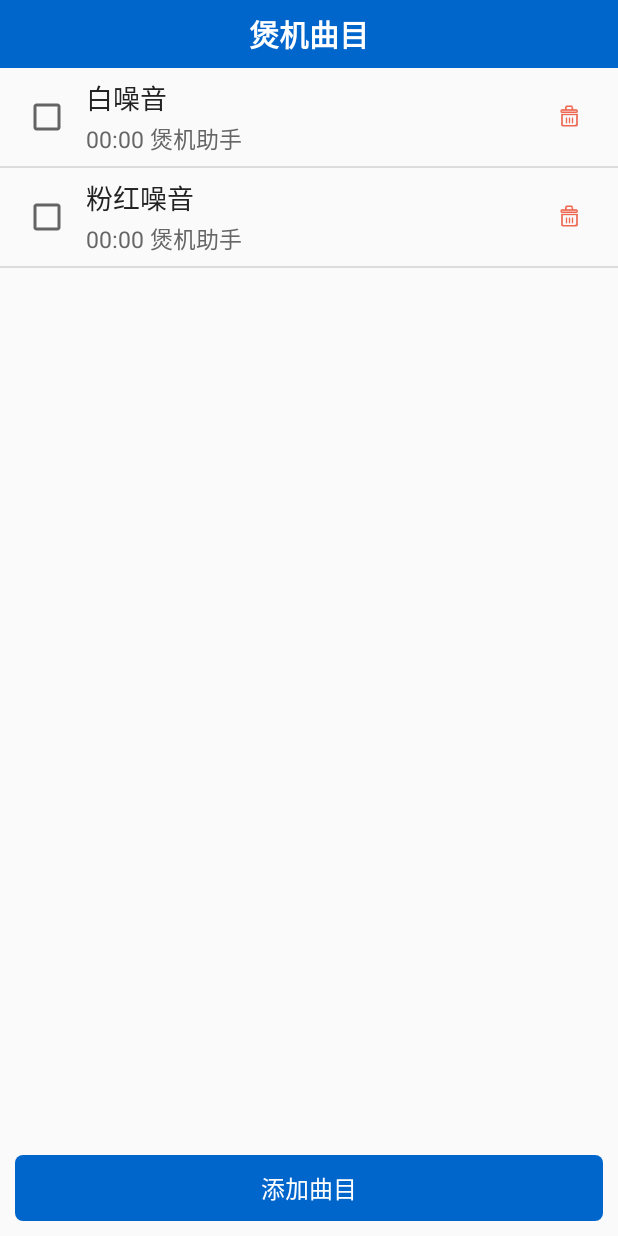
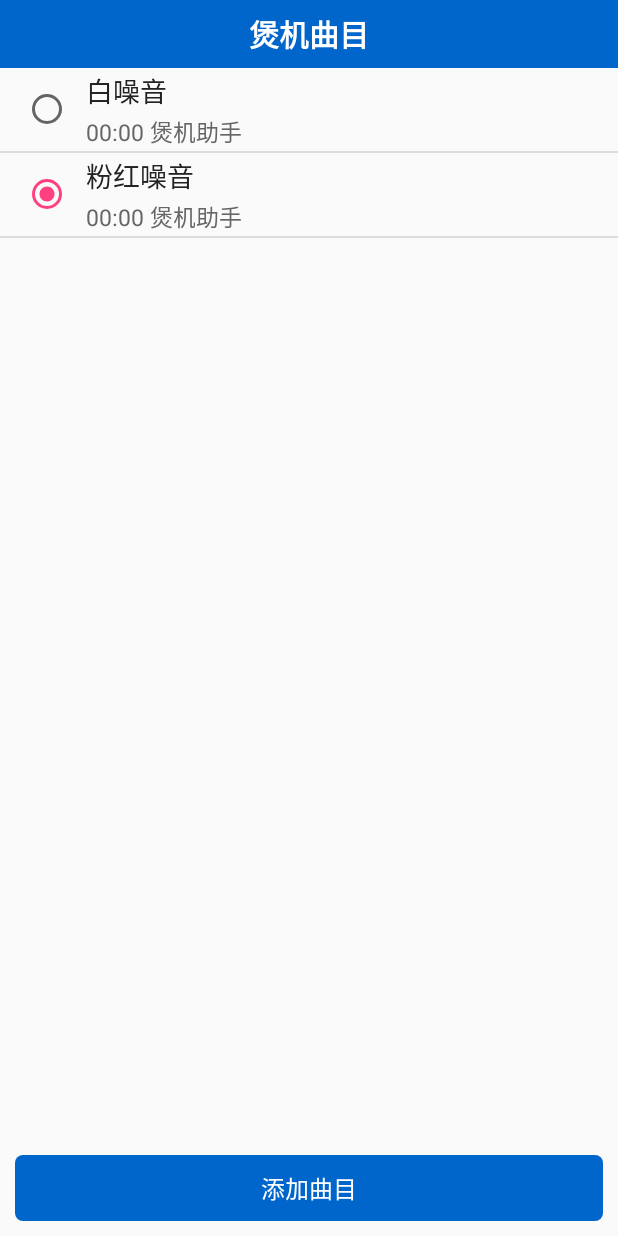
Before and after one commit to rabbitjason/BurninAssistant, an Android app: the screen it shows after launch (MusicActivity), after a tap on "更多", on a phone screen of 412 x 824 dp. Run offline under Robolectric (Android 15) with nearby library versions, the phone set to English and light mode, and no system bars; pictures from the network do not load; 1 statement that could not run was skipped.

Commit message:
add function

```diff
--- a/app/src/main/java/com/bugsbunny/burninassistant/MainActivity.java
+++ b/app/src/main/java/com/bugsbunny/burninassistant/MainActivity.java
@@ -61,7 +61,6 @@ public class MainActivity extends BaseActivity implements IPlanView, View.OnClic
         initView();
         initVolumeSeekBar();
         planPresenter.load();
-        bindData();
 
         Intent intent = new Intent(this, MusicService.class);
         bindService(intent, conn, Context.BIND_AUTO_CREATE);
@@ -80,7 +79,6 @@ public class MainActivity extends BaseActivity implements IPlanView, View.OnClic
                 audioManager.setStreamVolume(AudioManager.STREAM_SYSTEM, progress, 0);
                 audioManager.setStreamVolume(AudioManager.STREAM_MUSIC, progress, 0);
                 currentVolume = audioManager.getStreamVolume(AudioManager.STREAM_MUSIC);
-                //seekBar.setProgress(currentVolume);
             }
 
             @Override
@@ -123,13 +121,6 @@ public class MainActivity extends BaseActivity implements IPlanView, View.OnClic
         tvMusicName = (TextView) findViewById(R.id.tvMusicName);
     }
 
-    private void bindData() {
-        long lastTime = PreferenceManager.getLastTime();
-        tvLastTime.setText(AndroidTools.getTimeDescription(lastTime));
-
-        long totalTime = PreferenceManager.getTotalTime();
-        tvTotalTime.setText(AndroidTools.getTimeDescription(totalTime));
-    }
 
     private void initWebView() {
         myWebView = (WebView) findViewById(R.id.webView);
@@ -175,6 +166,16 @@ public class MainActivity extends BaseActivity implements IPlanView, View.OnClic
     }
 
     @Override
+    public void showTotalTime(long ms) {
+        tvTotalTime.setText(AndroidTools.getTimeDescription(ms));
+    }
+
+    @Override
+    public void showLastTime(long tm) {
+        tvLastTime.setText(AndroidTools.getTimeDescription(tm));
+    }
+
+    @Override
     public void onClick(View v) {
         Intent intent;
         int hour;
@@ -201,7 +202,7 @@ public class MainActivity extends BaseActivity implements IPlanView, View.OnClic
                 }
                 break;
             case R.id.btnReset:
-                planPresenter.stopCountdown();
+                //planPresenter.stopCountdown();
                 break;
             case R.id.llMusicMore:
                 MusicActivity.actionStart(this);
@@ -226,6 +227,7 @@ public class MainActivity extends BaseActivity implements IPlanView, View.OnClic
     @Override
     protected void onDestroy() {
 
+        planPresenter.save();
         unbindService(conn);
 
         super.onDestroy();
--- a/app/src/main/java/com/bugsbunny/burninassistant/MusicActivity.java
+++ b/app/src/main/java/com/bugsbunny/burninassistant/MusicActivity.java
@@ -13,17 +13,22 @@ import android.provider.MediaStore;
 import android.view.LayoutInflater;
 import android.view.View;
 import android.view.ViewGroup;
+import android.widget.AdapterView;
 import android.widget.ArrayAdapter;
+import android.widget.ImageView;
 import android.widget.ListView;
+import android.widget.RadioButton;
 import android.widget.TextView;
 
 import com.bugsbunny.burninassistant.bean.MusicBean;
+import com.bugsbunny.burninassistant.manager.PreferenceManager;
 
 import org.w3c.dom.Text;
 
 import java.io.IOException;
 import java.text.SimpleDateFormat;
 import java.util.ArrayList;
+import java.util.HashMap;
 import java.util.List;
 
 /**
@@ -33,12 +38,12 @@ public class MusicActivity extends BaseActivity implements View.OnClickListener
 
     private static final int ADD_MUSIC = 1;
 
-    private List<MusicBean> musicList = new ArrayList<MusicBean>();
+    private List<MusicBean> musicList;// = new ArrayList<MusicBean>();
     MusicAdapter musicAdapter;
     private ListView lvMusic;
     private TextView tvAdd;
-
-
+    //用于记录每个RadioButton的状态，并保证只可选一个
+    HashMap<String, Boolean> states = new HashMap<String, Boolean>();
 
     @Override
     protected void onCreate(Bundle savedInstanceState) {
@@ -55,32 +60,22 @@ public class MusicActivity extends BaseActivity implements View.OnClickListener
     }
 
     private void initView() {
-        lvMusic = (ListView) findViewById(R.id.lvMusic);
-        musicAdapter = new MusicAdapter(MusicActivity.this,
-                R.layout.music_list_item, musicList);
-        lvMusic.setAdapter(musicAdapter);
-
         tvAdd = (TextView) findViewById(R.id.tvAdd);
         tvAdd.setOnClickListener(this);
     }
 
     private void initMusicList() {
-        MusicBean musicWhite = new MusicBean();
-        musicWhite.setName("白噪音");
-        musicWhite.setAlbum("煲机助手");
-        musicWhite.setUrl("coicoi.wav");
-        musicWhite.setIsAssetType(true);
-        getMP3MetaData(musicWhite);
-        musicList.add(musicWhite);
-
-        MusicBean musicRed = new MusicBean();
-        musicRed.setName("粉红噪音");
-        musicRed.setAlbum("煲机助手");
-        musicRed.setUrl("beep.wav");
-        musicRed.setIsAssetType(true);
-        getMP3MetaData(musicRed);
-        musicList.add(musicRed);
-
+        musicList = PreferenceManager.getMusics();
+        lvMusic = (ListView) findViewById(R.id.lvMusic);
+        musicAdapter = new MusicAdapter(MusicActivity.this,
+                R.layout.music_list_item, musicList);
+        lvMusic.setAdapter(musicAdapter);
+        lvMusic.setOnItemClickListener(new AdapterView.OnItemClickListener() {
+            @Override
+            public void onItemClick(AdapterView<?> parent, View view, int position, long id) {
+                musicAdapter.select(position);
+            }
+        });
     }
 
     @Override
@@ -97,6 +92,14 @@ public class MusicActivity extends BaseActivity implements View.OnClickListener
     }
 
     @Override
+    protected void onDestroy() {
+
+        PreferenceManager.saveMusics(musicList);
+
+        super.onDestroy();
+    }
+
+    @Override
     protected void onActivityResult(int requestCode, int resultCode, Intent data) {
 
         if (RESULT_OK == resultCode) {
@@ -108,6 +111,7 @@ public class MusicActivity extends BaseActivity implements View.OnClickListener
                 getMP3MetaData(music);
                 musicList.add(music);
                 musicAdapter.notifyDataSetChanged();
+
             }
         }
         super.onActivityResult(requestCode, resultCode, data);
@@ -207,8 +211,22 @@ public class MusicActivity extends BaseActivity implements View.OnClickListener
             resourceId = resource;
         }
 
+        // 选中当前选项时，让其他选项不被选中
+        public void select(int position) {
+            MusicBean music = getItem(position);
+            if (!music.getSelected()) {
+                music.setSelected(true);
+                for (int i = 0; i < getCount(); i++) {
+                    if (i != position) {
+                        getItem(i).setSelected(false);
+                    }
+                }
+            }
+            notifyDataSetChanged();
+        }
+
         @Override
-        public View getView(int position, View convertView, ViewGroup parent) {
+        public View getView(final int position, View convertView, ViewGroup parent) {
             MusicBean music = getItem(position);
             View view;
             ViewHolder viewHolder;
@@ -217,6 +235,14 @@ public class MusicActivity extends BaseActivity implements View.OnClickListener
                 viewHolder = new ViewHolder();
                 viewHolder.name = (TextView) view.findViewById(R.id.tvName);
                 viewHolder.detail = (TextView) view.findViewById(R.id.tvDetail);
+                viewHolder.btnSelected = (RadioButton) view.findViewById(R.id.btnSelected);
+                viewHolder.btnSelected.setClickable(false);
+                viewHolder.ivDelete = (ImageView) view.findViewById(R.id.ivDelete);
+                if ( 0 == position ) {
+                    viewHolder.ivDelete.setVisibility(View.GONE);
+                } else if ( 1 == position ) {
+                    viewHolder.ivDelete.setVisibility(View.GONE);
+                }
                 view.setTag(viewHolder);
             } else {
                 view = convertView;
@@ -234,8 +260,15 @@ public class MusicActivity extends BaseActivity implements View.OnClickListener
             } else if (music.getAlbum() != null) {
                 detail = music.getAlbum();
             }
-
             viewHolder.detail.setText(hms + " " + detail);
+            viewHolder.btnSelected.setChecked(music.getSelected());
+            viewHolder.ivDelete.setOnClickListener(new View.OnClickListener() {
+                @Override
+                public void onClick(View v) {
+                    remove(getItem(position));
+                    notifyDataSetChanged();
+                }
+            });
 
             return view;
         }
@@ -243,6 +276,8 @@ public class MusicActivity extends BaseActivity implements View.OnClickListener
         class ViewHolder {
             TextView name;
             TextView detail;
+            RadioButton btnSelected;
+            ImageView ivDelete;
         }
     }
 }
--- a/app/src/main/java/com/bugsbunny/burninassistant/bean/PlanBean.java
+++ b/app/src/main/java/com/bugsbunny/burninassistant/bean/PlanBean.java
@@ -12,7 +12,25 @@ public class PlanBean {
     private long duration;
     private long intervalTime;
     private long remainingTime;
+    private long totalTime;
+    private long lastTime;
     private List<MusicBean> musicList;
+
+    public long getTotalTime() {
+        return totalTime;
+    }
+
+    public void setTotalTime(long totalTime) {
+        this.totalTime = totalTime;
+    }
+
+    public long getLastTime() {
+        return lastTime;
+    }
+
+    public void setLastTime(long lastTime) {
+        this.lastTime = lastTime;
+    }
 
     public long getDuration() {
         return duration;
--- a/app/src/main/java/com/bugsbunny/burninassistant/model/PlanModel.java
+++ b/app/src/main/java/com/bugsbunny/burninassistant/model/PlanModel.java
@@ -62,7 +62,9 @@ public class PlanModel implements IPlanModel {
         planBean.setRemainingTime(PreferenceManager.getRemainingTime());
         planBean.setMusicList(PreferenceManager.getMusics());
 
+        planBean.setTotalTime(PreferenceManager.getTotalTime());
 
+        planBean.setLastTime(PreferenceManager.getLastTime());
 
 //        SharedPreferences accessPref =
 //                ApplicationBurnin.getInstance().getSharedPreferences(PLAN_PREF, Context.MODE_PRIVATE);
@@ -108,6 +110,8 @@ public class PlanModel implements IPlanModel {
         PreferenceManager.saveRemainingTime(planBean.getRemainingTime());
         PreferenceManager.saveIntervalTime(planBean.getIntervalTime());
         PreferenceManager.saveMusics(planBean.getMusicList());
+        PreferenceManager.saveTotalTime(planBean.getTotalTime());
+        PreferenceManager.saveLastTime(planBean.getLastTime());
     }
 
 
--- a/app/src/main/java/com/bugsbunny/burninassistant/view/IPlanView.java
+++ b/app/src/main/java/com/bugsbunny/burninassistant/view/IPlanView.java
@@ -14,4 +14,6 @@ public interface IPlanView {
     public void showCountdownTime(int hour, int minute, int second);
     public void showStatus(String status);
     public void showMusicName(String name);
+    public void showTotalTime(long tm);
+    public void showLastTime(long tm);
 }
--- a/app/src/main/res/layout/music_list_item.xml
+++ b/app/src/main/res/layout/music_list_item.xml
@@ -10,20 +10,21 @@
         android:background="@color/danceRed"
         android:visibility="visible"/>
 
-    <CheckBox
-        android:id="@+id/ckbSelect"
+    <RadioButton
+        android:id="@+id/btnSelected"
         android:layout_width="wrap_content"
         android:layout_height="wrap_content"
         android:layout_marginLeft="15dp"
         android:layout_marginRight="10dp"
-        android:layout_centerVertical="true"/>
+        android:layout_centerVertical="true"
+        android:focusable="false" />
 
     <LinearLayout
         android:id="@+id/llDetail"
         android:layout_width="wrap_content"
         android:layout_height="wrap_content"
         android:layout_centerVertical="true"
-        android:layout_toRightOf="@+id/ckbSelect"
+        android:layout_toRightOf="@+id/btnSelected"
         android:orientation="vertical">
         <TextView
             android:id="@+id/tvName"
@@ -45,7 +46,7 @@
     </LinearLayout>
 
     <ImageView
-        android:id="@+id/ivExpand"
+        android:id="@+id/ivDelete"
         android:layout_width="45dp"
         android:layout_height="45dp"
         android:layout_margin="10dp"
```
Also changed, not shown: app/src/main/java/com/bugsbunny/burninassistant/presenter/PlanPresenter.java (+11 -4 lines).
